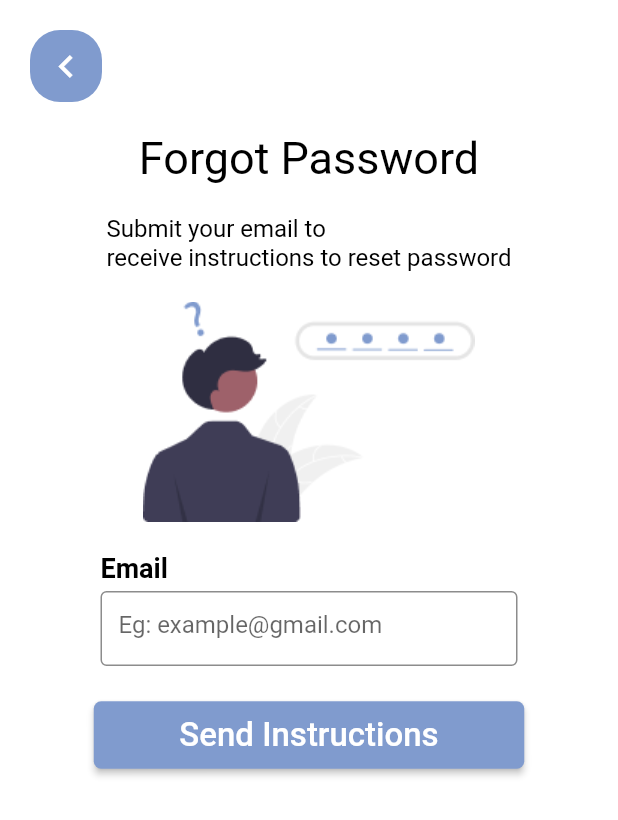
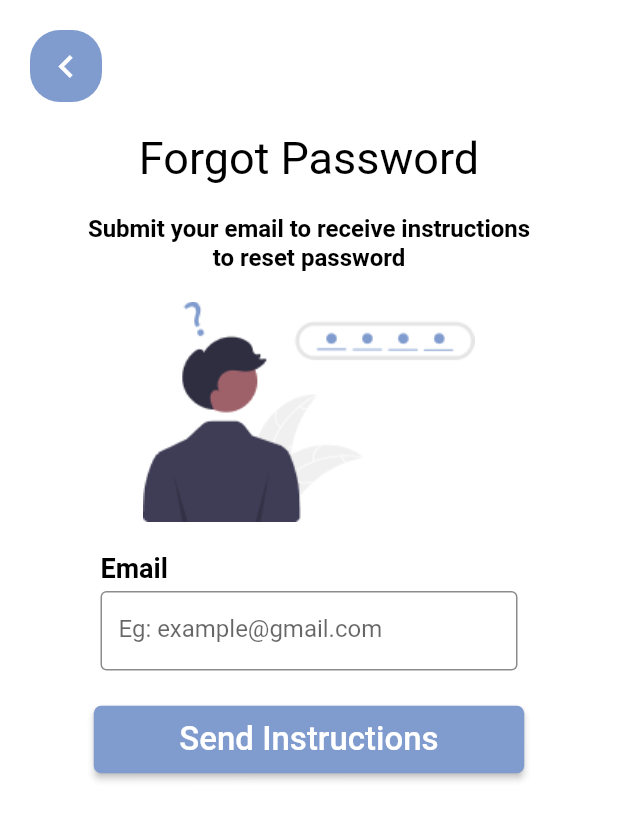
Before and after one commit to marcuswkl/medimate, a Flutter app: the LoginWidget screen opened directly, after a tap on "Forgot Password?", on a phone screen of 412 x 824 dp. Shown: the top 820 px of the screen. Run offline on Flutter 3.47's test engine with Material 2 defaults, Android fonts, the phone set to English and light mode, and no system bars; our stand-ins replace font_awesome_flutter, google_fonts, page_transition, smooth_page_indicator; Roboto replaces fonts that are missing (Signika Negative).

Commit message:
Minor UI changes and fixes

```diff
--- a/lib/view/login/forgot_password.dart
+++ b/lib/view/login/forgot_password.dart
@@ -74,11 +74,13 @@ class _ForgotPasswordWidgetState extends State<ForgotPasswordWidget> {
                       Padding(
                         padding: EdgeInsetsDirectional.fromSTEB(0, 0, 0, 20),
                         child: Text(
-                          'Submit your email to\nreceive instructions to reset password',
+                          'Submit your email to receive instructions\nto reset password',
                           style: GoogleFonts.signikaNegative(
                             color: Colors.black,
                             fontSize: 16,
+                            fontWeight: FontWeight.w600
                           ),
+                          textAlign: TextAlign.center,
                         ),
                       ),
                       Padding(
@@ -108,7 +110,7 @@ class _ForgotPasswordWidgetState extends State<ForgotPasswordWidget> {
                             const EdgeInsetsDirectional.fromSTEB(0, 0, 0, 20),
                         child: Container(
                           width: 278,
-                          height: 52,
+                          height: 55,
                           decoration: BoxDecoration(),
                           child: Padding(
                             padding: const EdgeInsetsDirectional.fromSTEB(
--- a/lib/view/login/login.dart
+++ b/lib/view/login/login.dart
@@ -95,7 +95,7 @@ class _LoginWidgetState extends State<LoginWidget> {
                             const EdgeInsetsDirectional.fromSTEB(0, 0, 0, 10),
                         child: Container(
                           width: 278,
-                          height: 52,
+                          height: 55,
                           decoration: const BoxDecoration(),
                           child: Padding(
                             padding: const EdgeInsetsDirectional.fromSTEB(
@@ -151,7 +151,7 @@ class _LoginWidgetState extends State<LoginWidget> {
                             const EdgeInsetsDirectional.fromSTEB(0, 0, 0, 20),
                         child: Container(
                           width: 278,
-                          height: 52,
+                          height: 55,
                           decoration: const BoxDecoration(),
                           child: TextFormField(
                             controller: textController2,
```
